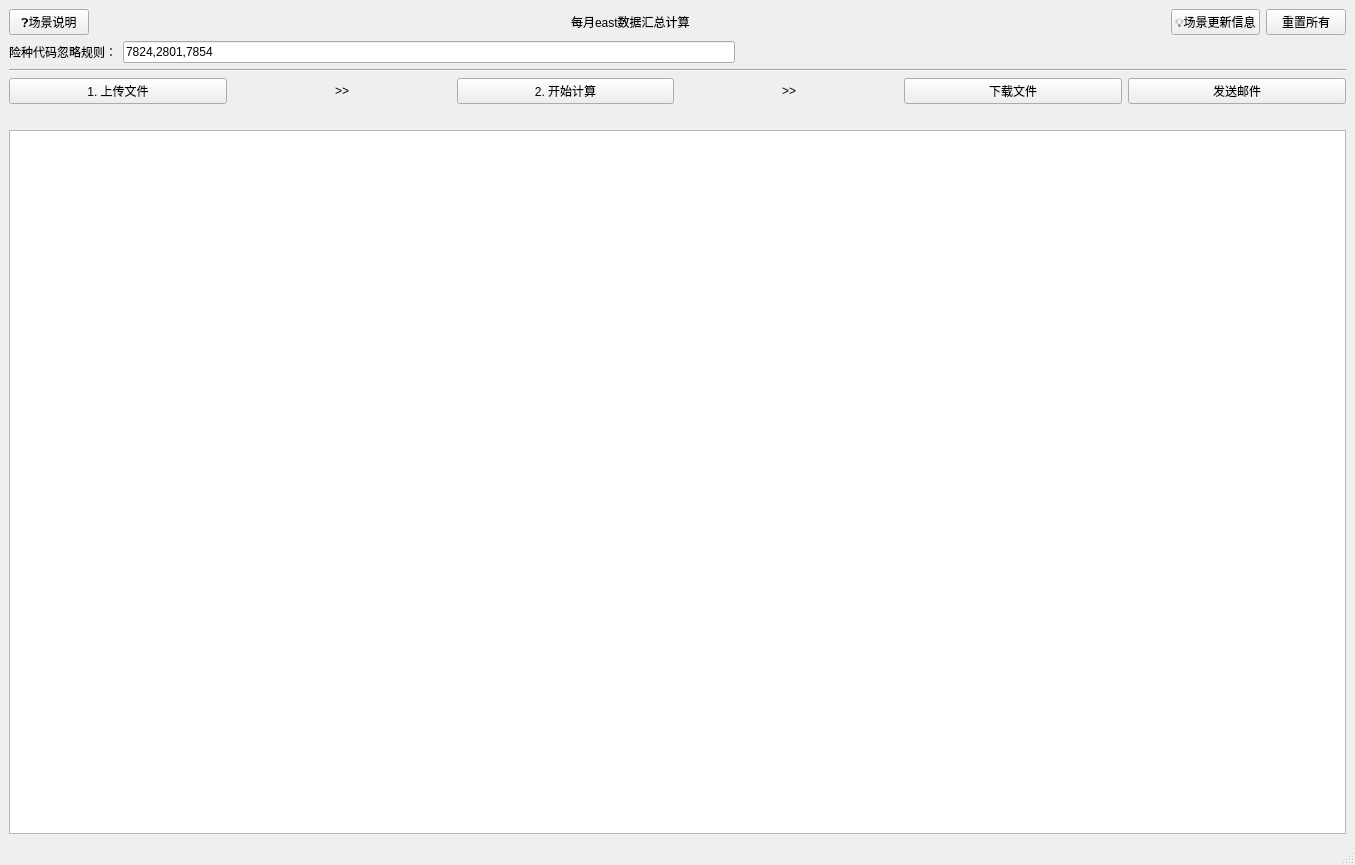
Before: the Qt Designer form lwx_project/client/ui/monthly_east_data.ui in Cookie-HOO/lwx_project, drawn with Qt 5.
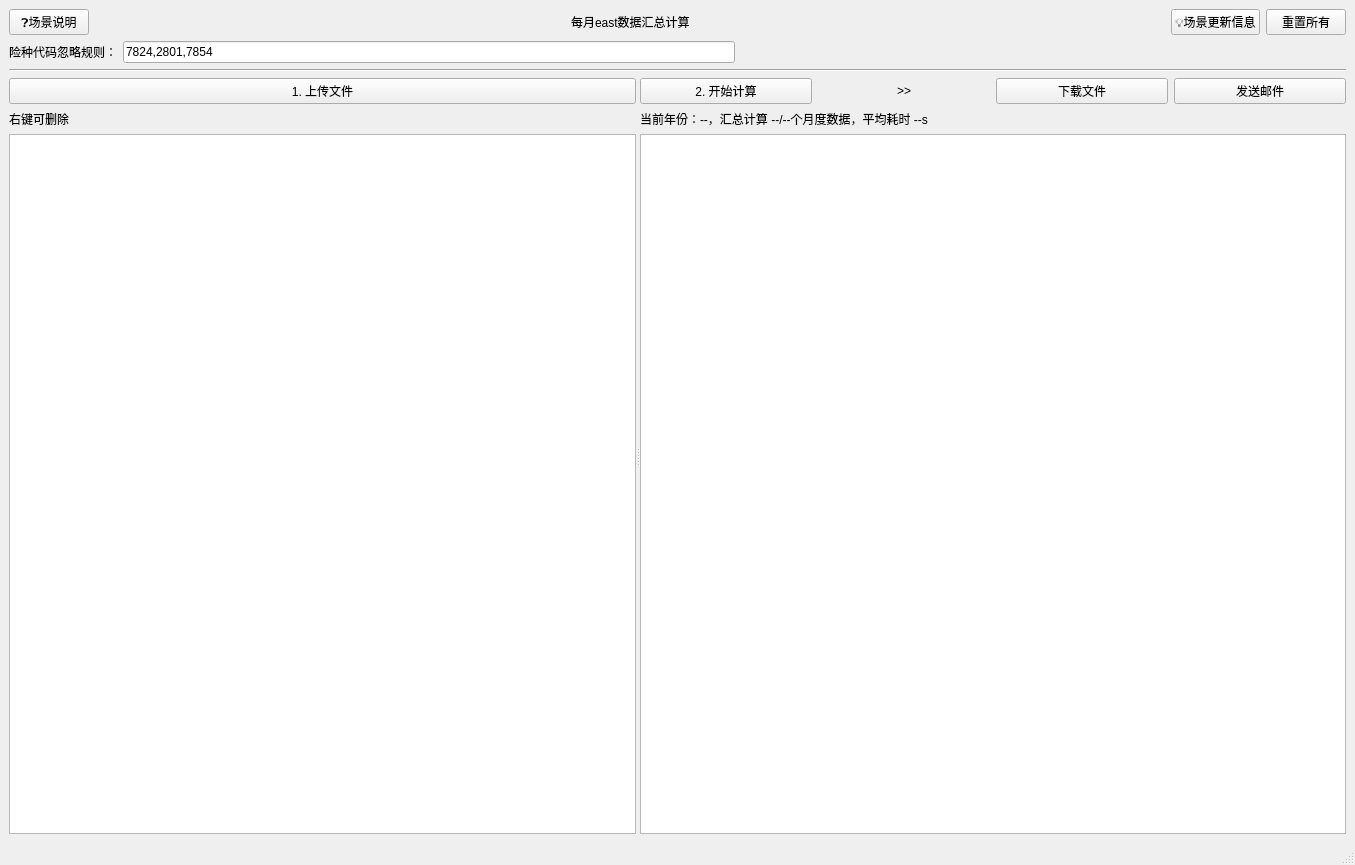
After: the same form once the commit is applied.

Commit message: feat: multiple upload

The edit to the form file:
```diff
--- a/lwx_project/client/ui/monthly_east_data.ui
+++ b/lwx_project/client/ui/monthly_east_data.ui
@@ -20,7 +20,7 @@
    <bool>true</bool>
   </property>
   <widget class="QWidget" name="centralwidget">
-   <layout class="QVBoxLayout" name="verticalLayout">
+   <layout class="QVBoxLayout" name="verticalLayout_3" stretch="1,1,1,99">
     <item>
      <layout class="QHBoxLayout" name="horizontalLayout_8">
       <item>
@@ -124,7 +124,12 @@
      </widget>
     </item>
     <item>
-     <layout class="QHBoxLayout" name="horizontalLayout_2">
+     <widget class="QSplitter" name="upload_vs_cal_spliter">
+      <property name="orientation">
+       <enum>Qt::Horizontal</enum>
+      </property>
+      <widget class="QWidget" name="">
+       <layout class="QVBoxLayout" name="verticalLayout">
       <item>
        <widget class="QPushButton" name="upload_button">
         <property name="text">
@@ -133,15 +138,21 @@
        </widget>
       </item>
       <item>
-       <widget class="QLabel" name="label_4">
+         <widget class="QLabel" name="upload_info_text_2">
         <property name="text">
-         <string>&gt;&gt;</string>
-        </property>
-        <property name="alignment">
-         <set>Qt::AlignCenter</set>
-        </property>
-       </widget>
-      </item>
+           <string>右键可删除</string>
+          </property>
+         </widget>
+        </item>
+        <item>
+         <widget class="QListWidget" name="raw_upload_list"/>
+        </item>
+       </layout>
+      </widget>
+      <widget class="QWidget" name="">
+       <layout class="QVBoxLayout" name="verticalLayout_2">
+        <item>
+         <layout class="QHBoxLayout" name="horizontalLayout_2">
       <item>
        <widget class="QPushButton" name="cal_button">
         <property name="text">
@@ -181,12 +192,16 @@
     <item>
      <widget class="QLabel" name="upload_info_text">
       <property name="text">
-       <string/>
+           <string>当前年份：--，汇总计算 --/--个月度数据，平均耗时 --s</string>
       </property>
      </widget>
     </item>
     <item>
-     <widget class="QListWidget" name="file_list"/>
+         <widget class="QListWidget" name="upload_list"/>
+        </item>
+       </layout>
+      </widget>
+     </widget>
     </item>
    </layout>
   </widget>
```
Lines whose indentation alone changed are shown as unchanged. The commit also changes 10 other files.
